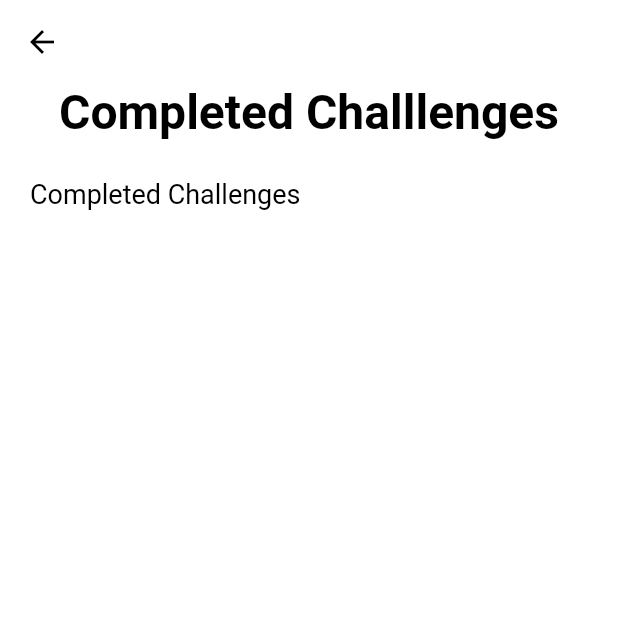
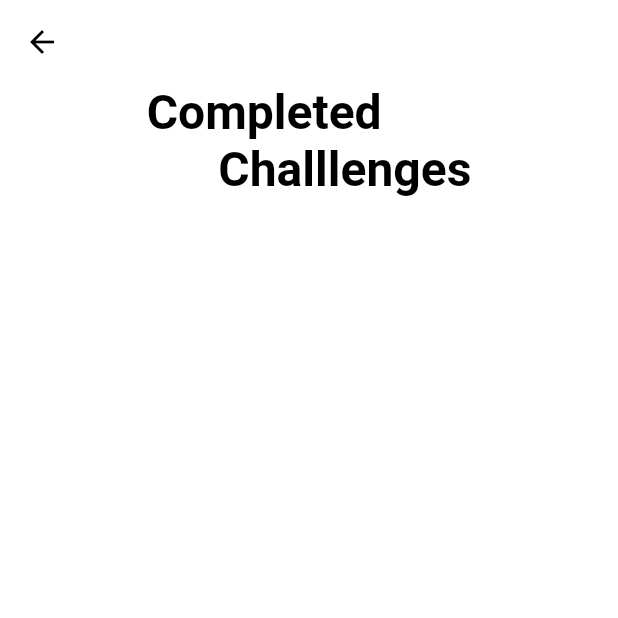
Before and after one commit to Tyreseexe/flutter_testing, a Flutter app: the CompletedPage screen opened directly, on a phone screen of 412 x 824 dp, the top half of it. Run offline on Flutter 3.47's test engine with Material 2 defaults, Android fonts, the phone set to English and light mode, and no system bars; our stand-ins replace get, get_storage; accounts and stored records are empty; network calls fail.

Commit message:
change the text in the completed page

```diff
--- a/lib/pages/completed_page.dart
+++ b/lib/pages/completed_page.dart
@@ -19,7 +19,7 @@ class _CompletedPageState extends State<CompletedPage> {
         children: [
           Center(
             child: Text(
-              'Completed Challlenges',
+              'Completed\n      Challlenges',
               style: boldText.copyWith(
                 fontSize: 32,
               ),
@@ -28,17 +28,11 @@ class _CompletedPageState extends State<CompletedPage> {
           const SizedBox(
             height: 25,
           ),
-          Row(
+          const Row(
             mainAxisAlignment: MainAxisAlignment.start,
             children: [
-              const SizedBox(
+              SizedBox(
                 width: 20,
-              ),
-              Text(
-                'Completed Challenges',
-                style: regularText.copyWith(
-                  fontSize: 18,
-                ),
               ),
             ],
           ),
--- a/lib/pages/workout_plan.dart
+++ b/lib/pages/workout_plan.dart
@@ -25,7 +25,7 @@ class WorkoutPlanPageState extends State<WorkoutPlanPage> {
               ),
             ),
           ),
-          SizedBox(
+          const SizedBox(
             height: 20,
           ),
           Container(
```
Also changed, not shown: lib/homepage/home_page.dart (+7 -8 lines).
